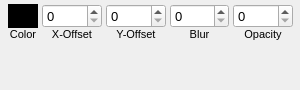
The window that sc_seg_dropshadow.ui (nitramr/IndigoUIWidgets) describes before a commit, drawn with Qt 5.
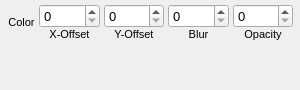
The same window after the commit.

Commit message: colorPreview Box functionality

The edit to the form file:
```diff
--- a/sc_seg_dropshadow.ui
+++ b/sc_seg_dropshadow.ui
@@ -74,28 +74,6 @@
         <property name="spacing">
          <number>0</number>
         </property>
-        <item>
-         <widget class="QWidget" name="widget" native="true">
-          <property name="minimumSize">
-           <size>
-            <width>30</width>
-            <height>24</height>
-           </size>
-          </property>
-          <property name="maximumSize">
-           <size>
-            <width>16777215</width>
-            <height>24</height>
-           </size>
-          </property>
-          <property name="autoFillBackground">
-           <bool>false</bool>
-          </property>
-          <property name="styleSheet">
-           <string notr="true">background-color:#000000;</string>
-          </property>
-         </widget>
-        </item>
         <item>
          <widget class="QLabel" name="label_8">
           <property name="sizePolicy">
```
The commit also changes 16 other files.
